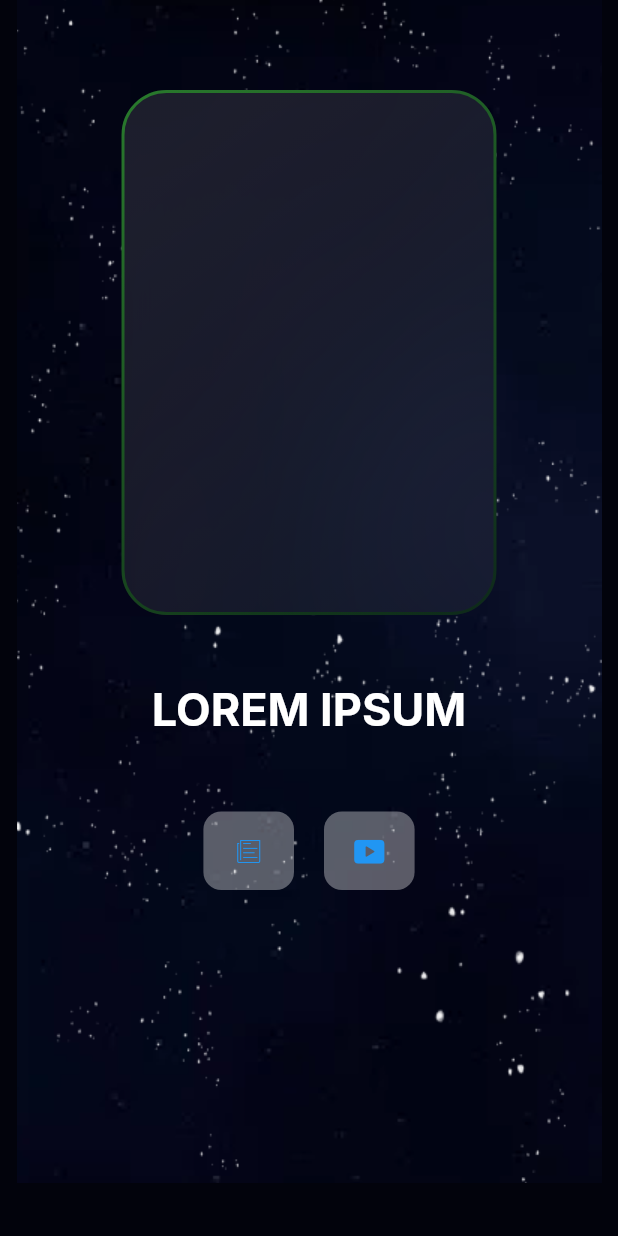
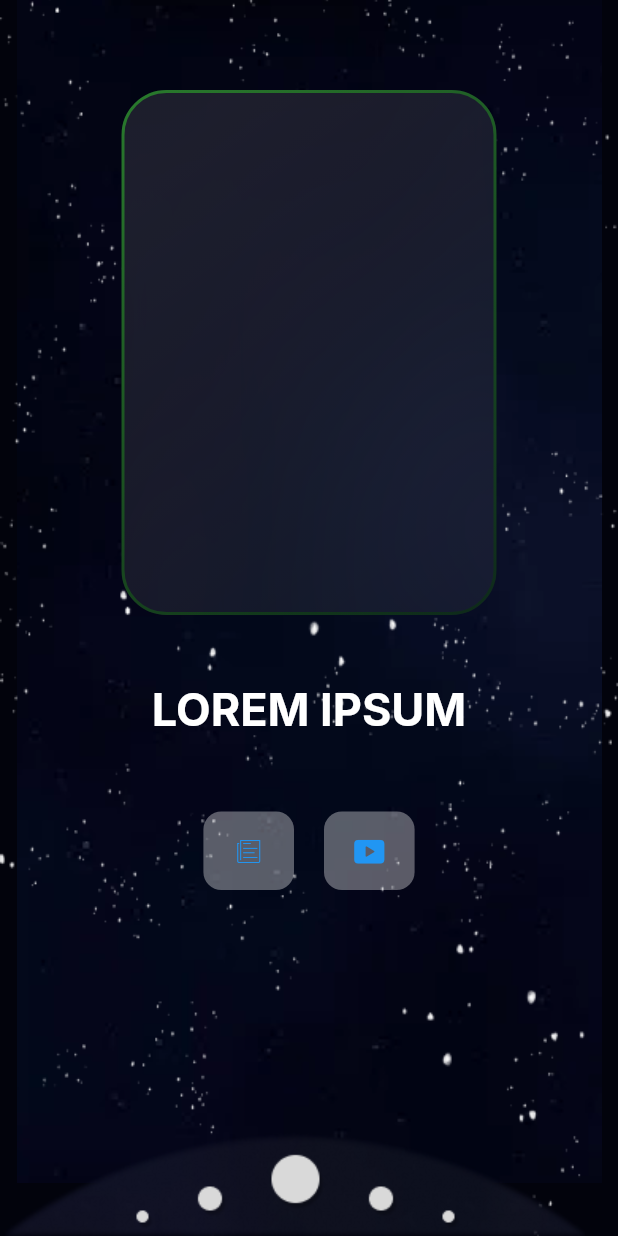
Before and after one commit to GDG-GTBIT/Flutter-Rocket-App, a Flutter app: the screen it shows after launch, on a phone screen of 412 x 824 dp. Run offline on Flutter 3.47's test engine with Material 2 defaults, Android fonts, the phone set to English and light mode, and no system bars; drawn by our look-alikes of glassmorphism; our stand-ins replace cherry_toast, google_fonts.

Commit message:
Image added and container shorted

```diff
--- a/lib/main.dart
+++ b/lib/main.dart
@@ -1,4 +1,4 @@
-import 'package:flutter/cupertino.dart.';
+import 'package:flutter/cupertino.dart';
 import 'package:rocket_app/pages/page-1.dart';
 import 'package:rocket_app/pages/page-2.1.dart';
 import 'pages/page-3.dart';
--- a/lib/pages/page-2.1.dart
+++ b/lib/pages/page-2.1.dart
@@ -44,7 +44,7 @@ class _Page2State extends State<Page2> {
   @override
   Widget build(BuildContext context) {
     var size = MediaQuery.of(context).size;
-    var height = size.height * 2;
+    var height = size.height*2;
 
     return Scaffold(
       body: Container(
@@ -55,18 +55,19 @@ class _Page2State extends State<Page2> {
                 bottom: offset * 0.3,
                 right: 0,
                 left: 0,
-                child: Image.asset('assets/image5.png')),
+                child:  Image.asset('assets/image5.png')),
             Positioned(
                 bottom: offset * 0.5,
                 right: 0,
                 left: 0,
-                child: Image.asset('assets/star1.png')),
+                child: Image.asset('assets/star1.png',fit: BoxFit.fill,)),
+                // Positioned(bottom: 90, child: Image.asset('assets/Bottom_Navigation_Bar.png')),
             Positioned(
               top: size.height + (offset * -1 * 1),
               child: Container(
                   alignment: Alignment.center,
                   width: size.width,
-                  height: height,
+                  height: size.height*0.5,
                   color: const Color.fromARGB(82, 255, 255, 255),
                   // child: Column(
                   //   children: const [
@@ -87,11 +88,14 @@ class _Page2State extends State<Page2> {
                     },
                   )),
             ),
+            Positioned(bottom: 0, child: Image.asset('assets/Bottom_Navigation_Bar.png')),
+
             Positioned.fill(
               child: SingleChildScrollView(
+
                 controller: mainScroll,
                 child: SizedBox(
-                  height: height,
+                  height: height*0.9,
                   child: Column(
                     children: [
                       const SizedBox(
--- a/pubspec.yaml
+++ b/pubspec.yaml
@@ -69,6 +69,7 @@ flutter:
     - assets/star1.png
     - assets/image5.png
     - assets/bg.png
+    - assets/Bottom_Navigation_Bar.png
 
   # An image asset can refer to one or more resolution-specific "variants", see
   # https://flutter.dev/assets-and-images/#resolution-aware
```
Also changed, not shown: assets/Bottom_Navigation_Bar.png (added), 9 other files.
